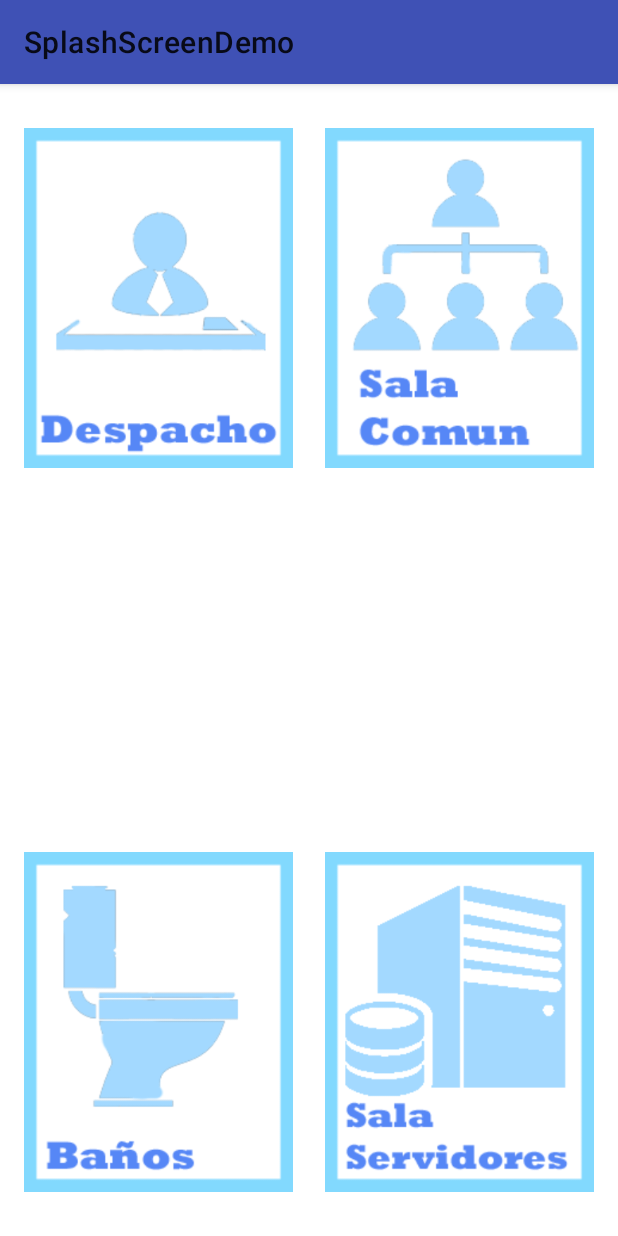
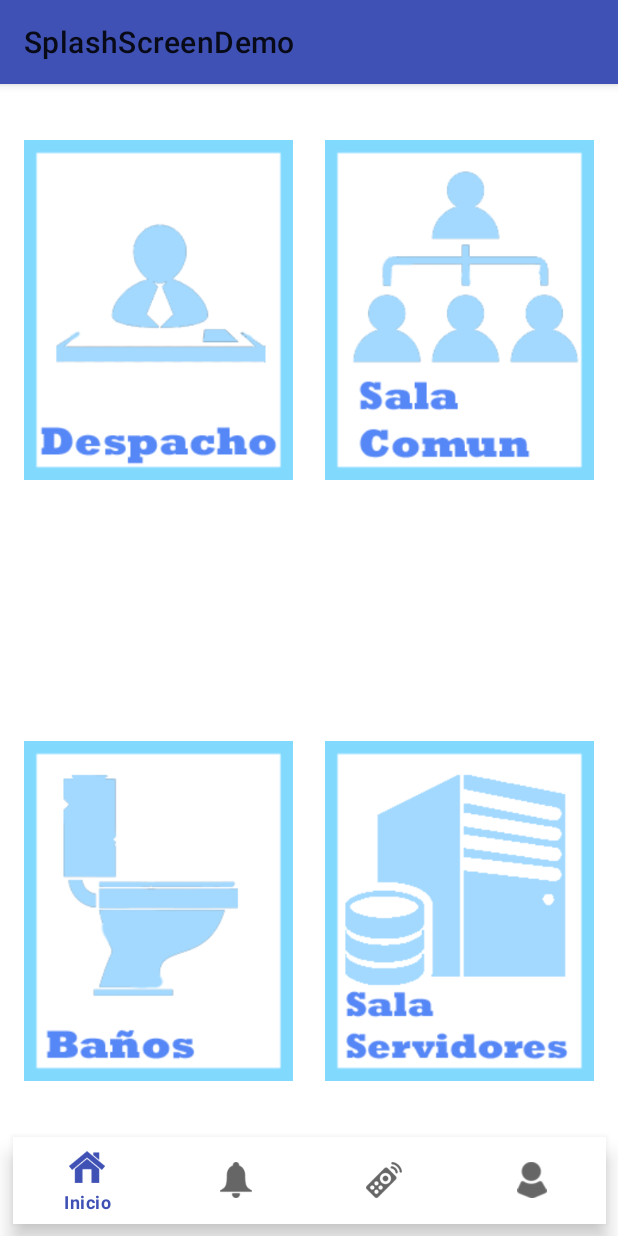
Before and after one commit to albertoomarcos/CDI-EmpresaSeguridad, an Android app: the DomoticaNuevaPlanta screen opened directly, with no data from a screen before it, on a phone screen of 412 x 824 dp. Run offline under Robolectric (Android 15) with nearby library versions, the phone set to English and light mode, and no system bars.

Commit message:
Cambios en Activity Domotica nueva planta, añadido menu inferior

```diff
--- a/app/src/main/res/layout/activity_domotica_nueva_planta.xml
+++ b/app/src/main/res/layout/activity_domotica_nueva_planta.xml
@@ -11,7 +11,7 @@
         android:layout_width="179dp"
         android:layout_height="237dp"
         android:layout_marginStart="16dp"
-        android:layout_marginTop="24dp"
+        android:layout_marginTop="32dp"
         app:layout_constraintStart_toStartOf="parent"
         app:layout_constraintTop_toTopOf="parent"
         app:srcCompat="@drawable/np_despacho" />
@@ -20,7 +20,7 @@
         android:id="@+id/imSalaComun"
         android:layout_width="179dp"
         android:layout_height="237dp"
-        android:layout_marginTop="24dp"
+        android:layout_marginTop="32dp"
         android:layout_marginEnd="16dp"
         app:layout_constraintEnd_toEndOf="parent"
         app:layout_constraintTop_toTopOf="parent"
@@ -31,8 +31,8 @@
         android:layout_width="179dp"
         android:layout_height="237dp"
         android:layout_marginStart="16dp"
-        android:layout_marginBottom="24dp"
-        app:layout_constraintBottom_toBottomOf="parent"
+        android:layout_marginBottom="32dp"
+        app:layout_constraintBottom_toTopOf="@+id/bottomNavigationView2"
         app:layout_constraintStart_toStartOf="parent"
         app:srcCompat="@drawable/np_banio" />
 
@@ -41,8 +41,20 @@
         android:layout_width="179dp"
         android:layout_height="237dp"
         android:layout_marginEnd="16dp"
-        android:layout_marginBottom="24dp"
+        android:layout_marginBottom="32dp"
+        app:layout_constraintBottom_toTopOf="@+id/bottomNavigationView2"
+        app:layout_constraintEnd_toEndOf="parent"
+        app:srcCompat="@drawable/np_sala_servidores" />
+
+    <android.support.design.widget.BottomNavigationView
+        android:id="@+id/bottomNavigationView2"
+        android:layout_width="395dp"
+        android:layout_height="58dp"
+        android:layout_marginStart="8dp"
+        android:layout_marginEnd="8dp"
+        android:layout_marginBottom="8dp"
         app:layout_constraintBottom_toBottomOf="parent"
         app:layout_constraintEnd_toEndOf="parent"
-        app:srcCompat="@drawable/np_sala_servidores" />
+        app:layout_constraintStart_toStartOf="parent"
+        app:menu="@menu/menu_activity_main_bottom_navigation" />
 </android.support.constraint.ConstraintLayout>
```
